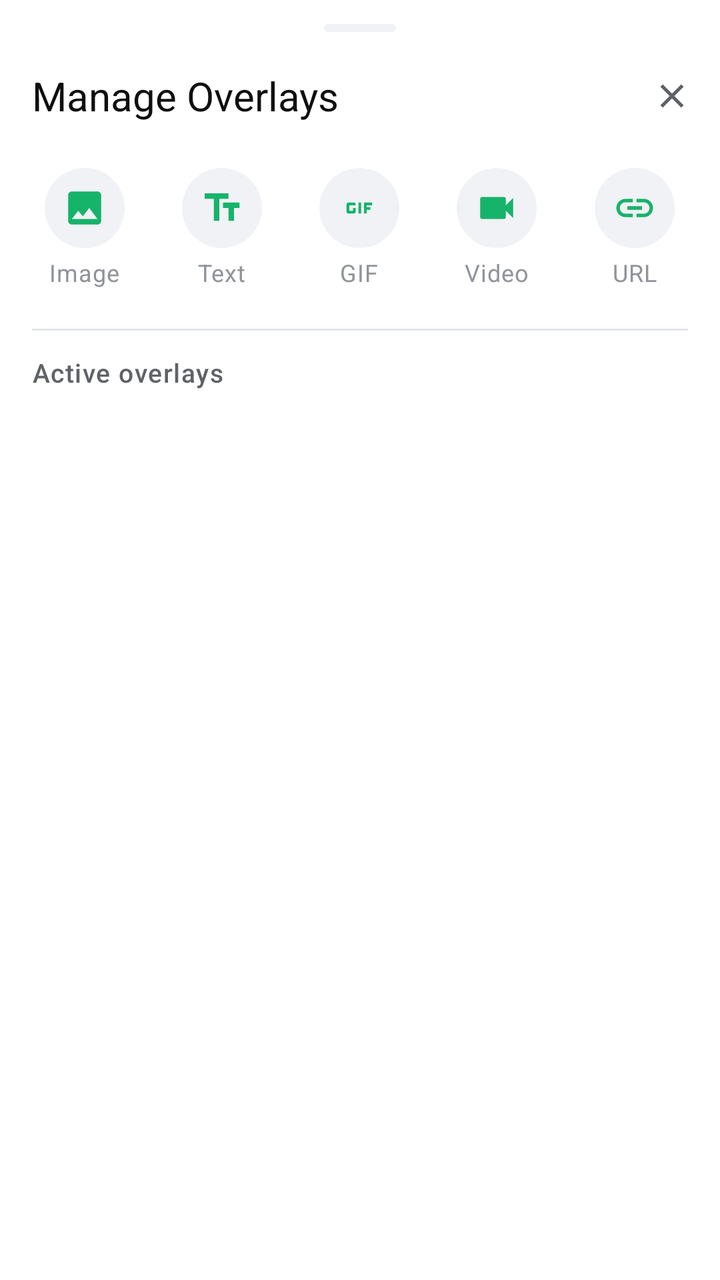
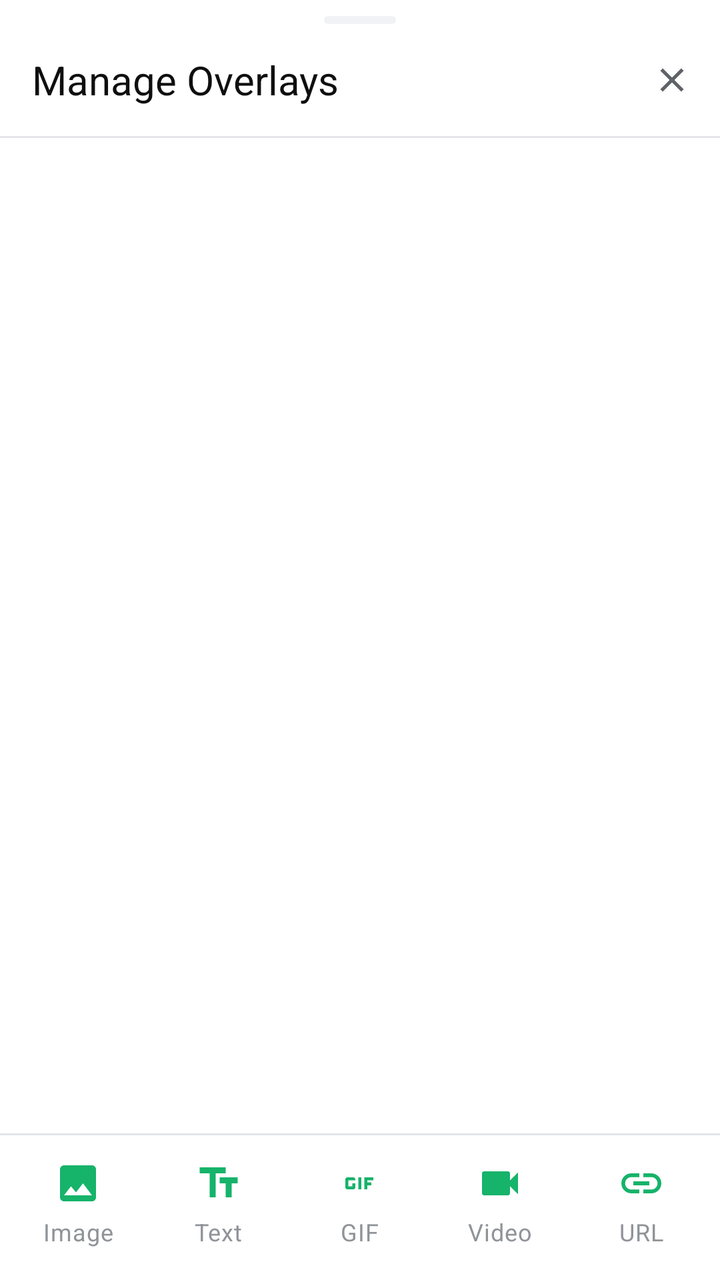

Compare the two renders of this Android layout. The source of the first and the diff that turns it into the second are given below.
<!-- AndroidManifest.xml: application theme Theme.StreamForge -->
<!-- res/layout/bottom_sheet_overlay_manager.xml -->
<?xml version="1.0" encoding="utf-8"?>
<LinearLayout xmlns:android="http://schemas.android.com/apk/res/android"
    xmlns:app="http://schemas.android.com/apk/res-auto"
    android:layout_width="match_parent"
    android:layout_height="match_parent"
    android:background="@color/surface_card"
    android:orientation="vertical"
    android:paddingTop="@dimen/space_md">

    
    <View
        android:layout_width="36dp"
        android:layout_height="4dp"
        android:layout_gravity="center_horizontal"
        android:layout_marginBottom="@dimen/space_md"
        android:background="@drawable/bg_chip_segment" />

    
    <LinearLayout
        android:layout_width="match_parent"
        android:layout_height="wrap_content"
        android:gravity="center_vertical"
        android:orientation="horizontal"
        android:paddingStart="@dimen/screen_margin"
        android:paddingEnd="@dimen/space_sm"
        android:paddingBottom="@dimen/space_sm">

        <TextView
            android:layout_width="0dp"
            android:layout_height="wrap_content"
            android:layout_weight="1"
            android:text="@string/manage_overlays"
            android:textAppearance="@style/TextAppearance.SF.TitleLarge" />

        <com.google.android.material.button.MaterialButton
            android:id="@+id/btnClose"
            style="@style/Widget.Material3.Button.IconButton"
            android:layout_width="40dp"
            android:layout_height="40dp"
            android:contentDescription="@string/close"
            app:icon="@drawable/ic_close"
            app:iconTint="@color/text_secondary" />

    </LinearLayout>

    
    <LinearLayout
        android:layout_width="match_parent"
        android:layout_height="wrap_content"
        android:orientation="horizontal"
        android:paddingHorizontal="@dimen/space_sm"
        android:paddingBottom="@dimen/space_md">

        <LinearLayout
            android:id="@+id/btnAddImage"
            android:layout_width="0dp"
            android:layout_height="wrap_content"
            android:layout_weight="1"
            android:background="?attr/selectableItemBackground"
            android:clickable="true"
            android:focusable="true"
            android:gravity="center"
            android:orientation="vertical"
            android:paddingVertical="@dimen/space_sm">

            <FrameLayout
                android:layout_width="40dp"
                android:layout_height="40dp"
                android:background="@drawable/bg_chip_segment">

                <ImageView
                    android:layout_width="22dp"
                    android:layout_height="22dp"
                    android:layout_gravity="center"
                    android:contentDescription="@null"
                    android:src="@drawable/ic_image"
                    app:tint="@color/action_green" />
            </FrameLayout>

            <TextView
                android:layout_width="wrap_content"
                android:layout_height="wrap_content"
                android:layout_marginTop="@dimen/space_xs"
                android:text="Image"
                android:textAppearance="@style/TextAppearance.SF.Caption" />
        </LinearLayout>

        <LinearLayout
            android:id="@+id/btnAddText"
            android:layout_width="0dp"
            android:layout_height="wrap_content"
            android:layout_weight="1"
            android:background="?attr/selectableItemBackground"
            android:clickable="true"
            android:focusable="true"
            android:gravity="center"
            android:orientation="vertical"
            android:paddingVertical="@dimen/space_sm">

            <FrameLayout
                android:layout_width="40dp"
                android:layout_height="40dp"
                android:background="@drawable/bg_chip_segment">

                <ImageView
                    android:layout_width="22dp"
                    android:layout_height="22dp"
                    android:layout_gravity="center"
                    android:contentDescription="@null"
                    android:src="@drawable/ic_text"
                    app:tint="@color/action_green" />
            </FrameLayout>

            <TextView
                android:layout_width="wrap_content"
                android:layout_height="wrap_content"
                android:layout_marginTop="@dimen/space_xs"
                android:text="Text"
                android:textAppearance="@style/TextAppearance.SF.Caption" />
        </LinearLayout>

        <LinearLayout
            android:id="@+id/btnAddGif"
            android:layout_width="0dp"
            android:layout_height="wrap_content"
            android:layout_weight="1"
            android:background="?attr/selectableItemBackground"
            android:clickable="true"
            android:focusable="true"
            android:gravity="center"
            android:orientation="vertical"
            android:paddingVertical="@dimen/space_sm">

            <FrameLayout
                android:layout_width="40dp"
                android:layout_height="40dp"
                android:background="@drawable/bg_chip_segment">

                <ImageView
                    android:layout_width="22dp"
                    android:layout_height="22dp"
                    android:layout_gravity="center"
                    android:contentDescription="@null"
                    android:src="@drawable/ic_gif"
                    app:tint="@color/action_green" />
            </FrameLayout>

            <TextView
                android:layout_width="wrap_content"
                android:layout_height="wrap_content"
                android:layout_marginTop="@dimen/space_xs"
                android:text="GIF"
                android:textAppearance="@style/TextAppearance.SF.Caption" />
        </LinearLayout>

        <LinearLayout
            android:id="@+id/btnAddVideo"
            android:layout_width="0dp"
            android:layout_height="wrap_content"
            android:layout_weight="1"
            android:background="?attr/selectableItemBackground"
            android:clickable="true"
            android:focusable="true"
            android:gravity="center"
            android:orientation="vertical"
            android:paddingVertical="@dimen/space_sm">

            <FrameLayout
                android:layout_width="40dp"
                android:layout_height="40dp"
                android:background="@drawable/bg_chip_segment">

                <ImageView
                    android:layout_width="22dp"
                    android:layout_height="22dp"
                    android:layout_gravity="center"
                    android:contentDescription="@null"
                    android:src="@drawable/ic_video"
                    app:tint="@color/action_green" />
            </FrameLayout>

            <TextView
                android:layout_width="wrap_content"
                android:layout_height="wrap_content"
                android:layout_marginTop="@dimen/space_xs"
                android:text="Video"
                android:textAppearance="@style/TextAppearance.SF.Caption" />
        </LinearLayout>

        <LinearLayout
            android:id="@+id/btnAddUrl"
            android:layout_width="0dp"
            android:layout_height="wrap_content"
            android:layout_weight="1"
            android:background="?attr/selectableItemBackground"
            android:clickable="true"
            android:focusable="true"
            android:gravity="center"
            android:orientation="vertical"
            android:paddingVertical="@dimen/space_sm">

            <FrameLayout
                android:layout_width="40dp"
                android:layout_height="40dp"
                android:background="@drawable/bg_chip_segment">

                <ImageView
                    android:layout_width="22dp"
                    android:layout_height="22dp"
                    android:layout_gravity="center"
                    android:contentDescription="@null"
                    android:src="@drawable/ic_link"
                    app:tint="@color/action_green" />
            </FrameLayout>

            <TextView
                android:layout_width="wrap_content"
                android:layout_height="wrap_content"
                android:layout_marginTop="@dimen/space_xs"
                android:text="URL"
                android:textAppearance="@style/TextAppearance.SF.Caption" />
        </LinearLayout>

    </LinearLayout>

    <View
        android:layout_width="match_parent"
        android:layout_height="1dp"
        android:layout_marginHorizontal="@dimen/screen_margin"
        android:background="@color/divider" />

    <TextView
        android:layout_width="wrap_content"
        android:layout_height="wrap_content"
        android:layout_marginStart="@dimen/screen_margin"
        android:layout_marginTop="@dimen/space_md"
        android:layout_marginBottom="@dimen/space_sm"
        android:text="Active overlays"
        android:textAppearance="@style/TextAppearance.SF.Overline" />

    <androidx.recyclerview.widget.RecyclerView
        android:id="@+id/rvOverlays"
        android:layout_width="match_parent"
        android:layout_height="0dp"
        android:layout_weight="1"
        android:clipToPadding="false"
        android:paddingHorizontal="@dimen/screen_margin"
        android:paddingBottom="@dimen/space_lg"
        app:layoutManager="androidx.recyclerview.widget.LinearLayoutManager" />

    
    <LinearLayout
        android:id="@+id/tvEmptyState"
        android:layout_width="match_parent"
        android:layout_height="0dp"
        android:layout_weight="1"
        android:gravity="center"
        android:orientation="vertical"
        android:padding="@dimen/space_3xl"
        android:visibility="gone">

        <ImageView
            android:layout_width="64dp"
            android:layout_height="64dp"
            android:alpha="0.4"
            android:contentDescription="@null"
            android:src="@drawable/ic_layers"
            app:tint="@color/text_tertiary" />

        <TextView
            android:layout_width="wrap_content"
            android:layout_height="wrap_content"
            android:layout_marginTop="@dimen/space_lg"
            android:text="@string/no_overlays"
            android:textAlignment="center"
            android:textAppearance="@style/TextAppearance.SF.BodyMedium" />

    </LinearLayout>

</LinearLayout>
<!-- resources referenced by this layout -->
<resources>
  <color name="action_green">#16B36A</color>
  <color name="divider">#E3E5E8</color>
  <color name="surface_card">#FFFFFF</color>
  <color name="text_secondary">#5F6368</color>
  <color name="text_tertiary">#909499</color>
  <dimen name="screen_margin">16dp</dimen>
  <dimen name="space_3xl">32dp</dimen>
  <dimen name="space_lg">16dp</dimen>
  <dimen name="space_md">12dp</dimen>
  <dimen name="space_sm">8dp</dimen>
  <dimen name="space_xs">4dp</dimen>
  <!-- drawable bg_chip_segment (drawable) -->
  <?xml version="1.0" encoding="utf-8"?>
  <shape xmlns:android="http://schemas.android.com/apk/res/android" android:shape="rectangle">
      <solid android:color="@color/surface_elevated" />
      <corners android:radius="@dimen/radius_pill" />
  </shape>
  <string name="close">Close</string>
  <string name="manage_overlays">Manage Overlays</string>
  <string name="no_overlays">No overlays yet.\nTap a button above to add one.</string>
  <style name="TextAppearance.SF.BodyMedium" parent="TextAppearance.Material3.BodyMedium">
          <item name="android:textColor">@color/text_secondary</item>
          <item name="android:textSize">14sp</item>
      </style>
  <style name="TextAppearance.SF.Caption" parent="TextAppearance.Material3.BodySmall">
          <item name="android:textColor">@color/text_tertiary</item>
          <item name="android:textSize">12sp</item>
      </style>
  <style name="TextAppearance.SF.Overline" parent="TextAppearance.Material3.LabelMedium">
          <item name="android:fontFamily">sans-serif-medium</item>
          <item name="android:textColor">@color/text_secondary</item>
          <item name="android:textSize">13sp</item>
          <item name="android:letterSpacing">0.04</item>
          <item name="android:textAllCaps">false</item>
      </style>
  <style name="TextAppearance.SF.TitleLarge" parent="TextAppearance.Material3.TitleLarge">
          <item name="android:fontFamily">sans-serif-medium</item>
          <item name="android:textColor">@color/text_primary</item>
          <item name="android:textSize">20sp</item>
      </style>
  <color name="surface_elevated">#F0F2F5</color>
  <dimen name="radius_pill">999dp</dimen>
  <color name="text_primary">#0F0F0F</color>
  <color name="on_action">#FFFFFF</color>
  <color name="action_green_container">#D6F5E6</color>
  <color name="on_action_container">#06371F</color>
  <color name="brand_secondary">#065FD4</color>
  <color name="text_on_primary">#FFFFFF</color>
  <color name="brand_primary">#FF0000</color>
  <color name="surface_variant">#ECEEF1</color>
  <color name="surface_dark">#F6F7F9</color>
  <color name="outline">#D0D3D8</color>
  <color name="status_error">#E84B5A</color>
  <style name="ShapeAppearance.SF.Small" parent="ShapeAppearance.Material3.Corner.Small">
          <item name="cornerSize">@dimen/radius_sm</item>
      </style>
  <style name="ShapeAppearance.SF.Medium" parent="ShapeAppearance.Material3.Corner.Medium">
          <item name="cornerSize">@dimen/radius_md</item>
      </style>
  <style name="ShapeAppearance.SF.Large" parent="ShapeAppearance.Material3.Corner.Large">
          <item name="cornerSize">@dimen/radius_lg</item>
      </style>
  <dimen name="radius_md">16dp</dimen>
  <dimen name="elevation_card">1dp</dimen>
  <color name="ripple_color">#1F000000</color>
  <dimen name="radius_sm">12dp</dimen>
  <style name="TextAppearance.SF.Label" parent="TextAppearance.Material3.LabelLarge">
          <item name="android:fontFamily">sans-serif-medium</item>
          <item name="android:textColor">@color/text_primary</item>
          <item name="android:textSize">14sp</item>
          <item name="android:textAllCaps">false</item>
      </style>
  <dimen name="button_height">52dp</dimen>
  <dimen name="radius_lg">20dp</dimen>
  <!-- unchanged entries left out for length: 11 -->
</resources>

<!-- the commit's change to res/layout/bottom_sheet_overlay_manager.xml (unified diff, before → after) -->
@@ -5,14 +5,14 @@
     android:layout_height="match_parent"
     android:background="@color/surface_card"
     android:orientation="vertical"
-    android:paddingTop="@dimen/space_md">
+    android:paddingTop="@dimen/space_sm">
 
     
     <View
         android:layout_width="36dp"
         android:layout_height="4dp"
         android:layout_gravity="center_horizontal"
-        android:layout_marginBottom="@dimen/space_md"
+        android:layout_marginBottom="@dimen/space_sm"
         android:background="@drawable/bg_chip_segment" />
 
     
@@ -26,11 +26,19 @@
         android:paddingBottom="@dimen/space_sm">
 
         <TextView
-            android:layout_width="0dp"
-            android:layout_height="wrap_content"
-            android:layout_weight="1"
+            android:layout_width="wrap_content"
+            android:layout_height="wrap_content"
             android:text="@string/manage_overlays"
             android:textAppearance="@style/TextAppearance.SF.TitleLarge" />
+
+        <TextView
+            android:id="@+id/tvOverlayCount"
+            android:layout_width="0dp"
+            android:layout_height="wrap_content"
+            android:layout_marginStart="@dimen/space_sm"
+            android:layout_weight="1"
+            android:textAppearance="@style/TextAppearance.SF.Caption"
+            android:textColor="@color/text_tertiary" />
 
         <com.google.android.material.button.MaterialButton
             android:id="@+id/btnClose"
@@ -43,201 +51,12 @@
 
     </LinearLayout>
 
-    
-    <LinearLayout
-        android:layout_width="match_parent"
-        android:layout_height="wrap_content"
-        android:orientation="horizontal"
-        android:paddingHorizontal="@dimen/space_sm"
-        android:paddingBottom="@dimen/space_md">
-
-        <LinearLayout
-            android:id="@+id/btnAddImage"
-            android:layout_width="0dp"
-            android:layout_height="wrap_content"
-            android:layout_weight="1"
-            android:background="?attr/selectableItemBackground"
-            android:clickable="true"
-            android:focusable="true"
-            android:gravity="center"
-            android:orientation="vertical"
-            android:paddingVertical="@dimen/space_sm">
-
-            <FrameLayout
-                android:layout_width="40dp"
-                android:layout_height="40dp"
-                android:background="@drawable/bg_chip_segment">
-
-                <ImageView
-                    android:layout_width="22dp"
-                    android:layout_height="22dp"
-                    android:layout_gravity="center"
-                    android:contentDescription="@null"
-                    android:src="@drawable/ic_image"
-                    app:tint="@color/action_green" />
-            </FrameLayout>
-
-            <TextView
-                android:layout_width="wrap_content"
-                android:layout_height="wrap_content"
-                android:layout_marginTop="@dimen/space_xs"
-                android:text="Image"
-                android:textAppearance="@style/TextAppearance.SF.Caption" />
-        </LinearLayout>
-
-        <LinearLayout
-            android:id="@+id/btnAddText"
-            android:layout_width="0dp"
-            android:layout_height="wrap_content"
-            android:layout_weight="1"
-            android:background="?attr/selectableItemBackground"
-            android:clickable="true"
-            android:focusable="true"
-            android:gravity="center"
-            android:orientation="vertical"
-            android:paddingVertical="@dimen/space_sm">
-
-            <FrameLayout
-                android:layout_width="40dp"
-                android:layout_height="40dp"
-                android:background="@drawable/bg_chip_segment">
-
-                <ImageView
-                    android:layout_width="22dp"
-                    android:layout_height="22dp"
-                    android:layout_gravity="center"
-                    android:contentDescription="@null"
-                    android:src="@drawable/ic_text"
-                    app:tint="@color/action_green" />
-            </FrameLayout>
-
-            <TextView
-                android:layout_width="wrap_content"
-                android:layout_height="wrap_content"
-                android:layout_marginTop="@dimen/space_xs"
-                android:text="Text"
-                android:textAppearance="@style/TextAppearance.SF.Caption" />
-        </LinearLayout>
-
-        <LinearLayout
-            android:id="@+id/btnAddGif"
-            android:layout_width="0dp"
-            android:layout_height="wrap_content"
-            android:layout_weight="1"
-            android:background="?attr/selectableItemBackground"
-            android:clickable="true"
-            android:focusable="true"
-            android:gravity="center"
-            android:orientation="vertical"
-            android:paddingVertical="@dimen/space_sm">
-
-            <FrameLayout
-                android:layout_width="40dp"
-                android:layout_height="40dp"
-                android:background="@drawable/bg_chip_segment">
-
-                <ImageView
-                    android:layout_width="22dp"
-                    android:layout_height="22dp"
-                    android:layout_gravity="center"
-                    android:contentDescription="@null"
-                    android:src="@drawable/ic_gif"
-                    app:tint="@color/action_green" />
-            </FrameLayout>
-
-            <TextView
-                android:layout_width="wrap_content"
-                android:layout_height="wrap_content"
-                android:layout_marginTop="@dimen/space_xs"
-                android:text="GIF"
-                android:textAppearance="@style/TextAppearance.SF.Caption" />
-        </LinearLayout>
-
-        <LinearLayout
-            android:id="@+id/btnAddVideo"
-            android:layout_width="0dp"
-            android:layout_height="wrap_content"
-            android:layout_weight="1"
-            android:background="?attr/selectableItemBackground"
-            android:clickable="true"
-            android:focusable="true"
-            android:gravity="center"
-            android:orientation="vertical"
-            android:paddingVertical="@dimen/space_sm">
-
-            <FrameLayout
-                android:layout_width="40dp"
-                android:layout_height="40dp"
-                android:background="@drawable/bg_chip_segment">
-
-                <ImageView
-                    android:layout_width="22dp"
-                    android:layout_height="22dp"
-                    android:layout_gravity="center"
-                    android:contentDescription="@null"
-                    android:src="@drawable/ic_video"
-                    app:tint="@color/action_green" />
-            </FrameLayout>
-
-            <TextView
-                android:layout_width="wrap_content"
-                android:layout_height="wrap_content"
-                android:layout_marginTop="@dimen/space_xs"
-                android:text="Video"
-                android:textAppearance="@style/TextAppearance.SF.Caption" />
-        </LinearLayout>
-
-        <LinearLayout
-            android:id="@+id/btnAddUrl"
-            android:layout_width="0dp"
-            android:layout_height="wrap_content"
-            android:layout_weight="1"
-            android:background="?attr/selectableItemBackground"
-            android:clickable="true"
-            android:focusable="true"
-            android:gravity="center"
-            android:orientation="vertical"
-            android:paddingVertical="@dimen/space_sm">
-
-            <FrameLayout
-                android:layout_width="40dp"
-                android:layout_height="40dp"
-                android:background="@drawable/bg_chip_segment">
-
-                <ImageView
-                    android:layout_width="22dp"
-                    android:layout_height="22dp"
-                    android:layout_gravity="center"
-                    android:contentDescription="@null"
-                    android:src="@drawable/ic_link"
-                    app:tint="@color/action_green" />
-            </FrameLayout>
-
-            <TextView
-                android:layout_width="wrap_content"
-                android:layout_height="wrap_content"
-                android:layout_marginTop="@dimen/space_xs"
-                android:text="URL"
-                android:textAppearance="@style/TextAppearance.SF.Caption" />
-        </LinearLayout>
-
-    </LinearLayout>
-
     <View
         android:layout_width="match_parent"
         android:layout_height="1dp"
-        android:layout_marginHorizontal="@dimen/screen_margin"
         android:background="@color/divider" />
 
-    <TextView
-        android:layout_width="wrap_content"
-        android:layout_height="wrap_content"
-        android:layout_marginStart="@dimen/screen_margin"
-        android:layout_marginTop="@dimen/space_md"
-        android:layout_marginBottom="@dimen/space_sm"
-        android:text="Active overlays"
-        android:textAppearance="@style/TextAppearance.SF.Overline" />
-
+    
     <androidx.recyclerview.widget.RecyclerView
         android:id="@+id/rvOverlays"
         android:layout_width="match_parent"
@@ -245,7 +64,9 @@
         android:layout_weight="1"
         android:clipToPadding="false"
         android:paddingHorizontal="@dimen/screen_margin"
-        android:paddingBottom="@dimen/space_lg"
+        android:paddingTop="@dimen/space_md"
+        android:paddingBottom="@dimen/space_md"
+        android:scrollbars="vertical"
         app:layoutManager="androidx.recyclerview.widget.LinearLayoutManager" />
 
     
@@ -277,4 +98,156 @@
 
     </LinearLayout>
 
+    
+    <View
+        android:layout_width="match_parent"
+        android:layout_height="1dp"
+        android:background="@color/divider" />
+
+    <LinearLayout
+        android:layout_width="match_parent"
+        android:layout_height="wrap_content"
+        android:background="@color/surface_card"
+        android:orientation="horizontal"
+        android:paddingHorizontal="@dimen/space_xs"
+        android:paddingTop="@dimen/space_xs"
+        android:paddingBottom="@dimen/space_sm">
+
+        <LinearLayout
+            android:id="@+id/btnAddImage"
+            android:layout_width="0dp"
+            android:layout_height="wrap_content"
+            android:layout_weight="1"
+            android:background="?attr/selectableItemBackgroundBorderless"
+            android:clickable="true"
+            android:focusable="true"
+            android:gravity="center"
+            android:orientation="vertical"
+            android:paddingVertical="@dimen/space_sm">
+
+            <ImageView
+                android:layout_width="24dp"
+                android:layout_height="24dp"
+                android:contentDescription="@null"
+                android:src="@drawable/ic_image"
+                app:tint="@color/action_green" />
+
+            <TextView
+                android:layout_width="wrap_content"
+                android:layout_height="wrap_content"
+                android:layout_marginTop="@dimen/space_xs"
+                android:text="Image"
+                android:textAppearance="@style/TextAppearance.SF.Caption" />
+        </LinearLayout>
+
+        <LinearLayout
+            android:id="@+id/btnAddText"
+            android:layout_width="0dp"
+            android:layout_height="wrap_content"
+            android:layout_weight="1"
+            android:background="?attr/selectableItemBackgroundBorderless"
+            android:clickable="true"
+            android:focusable="true"
+            android:gravity="center"
+            android:orientation="vertical"
+            android:paddingVertical="@dimen/space_sm">
+
+            <ImageView
+                android:layout_width="24dp"
+                android:layout_height="24dp"
+                android:contentDescription="@null"
+                android:src="@drawable/ic_text"
+                app:tint="@color/action_green" />
+
+            <TextView
+                android:layout_width="wrap_content"
+                android:layout_height="wrap_content"
+                android:layout_marginTop="@dimen/space_xs"
+                android:text="Text"
+                android:textAppearance="@style/TextAppearance.SF.Caption" />
+        </LinearLayout>
+
+        <LinearLayout
+            android:id="@+id/btnAddGif"
+            android:layout_width="0dp"
+            android:layout_height="wrap_content"
+            android:layout_weight="1"
+            android:background="?attr/selectableItemBackgroundBorderless"
+            android:clickable="true"
+            android:focusable="true"
+            android:gravity="center"
+            android:orientation="vertical"
+            android:paddingVertical="@dimen/space_sm">
+
+            <ImageView
+                android:layout_width="24dp"
+                android:layout_height="24dp"
+                android:contentDescription="@null"
+                android:src="@drawable/ic_gif"
+                app:tint="@color/action_green" />
+
+            <TextView
+                android:layout_width="wrap_content"
+                android:layout_height="wrap_content"
+                android:layout_marginTop="@dimen/space_xs"
+                android:text="GIF"
+                android:textAppearance="@style/TextAppearance.SF.Caption" />
+        </LinearLayout>
+
+        <LinearLayout
+            android:id="@+id/btnAddVideo"
+            android:layout_width="0dp"
+            android:layout_height="wrap_content"
+            android:layout_weight="1"
+            android:background="?attr/selectableItemBackgroundBorderless"
+            android:clickable="true"
+            android:focusable="true"
+            android:gravity="center"
+            android:orientation="vertical"
+            android:paddingVertical="@dimen/space_sm">
+
+            <ImageView
+                android:layout_width="24dp"
+                android:layout_height="24dp"
+                android:contentDescription="@null"
+                android:src="@drawable/ic_video"
+                app:tint="@color/action_green" />
+
+            <TextView
+                android:layout_width="wrap_content"
+                android:layout_height="wrap_content"
+                android:layout_marginTop="@dimen/space_xs"
+                android:text="Video"
+                android:textAppearance="@style/TextAppearance.SF.Caption" />
+        </LinearLayout>
+
+        <LinearLayout
+            android:id="@+id/btnAddUrl"
+            android:layout_width="0dp"
+            android:layout_height="wrap_content"
+            android:layout_weight="1"
+            android:background="?attr/selectableItemBackgroundBorderless"
+            android:clickable="true"
+            android:focusable="true"
+            android:gravity="center"
+            android:orientation="vertical"
+            android:paddingVertical="@dimen/space_sm">
+
+            <ImageView
+                android:layout_width="24dp"
+                android:layout_height="24dp"
+                android:contentDescription="@null"
+                android:src="@drawable/ic_link"
+                app:tint="@color/action_green" />
+
+            <TextView
+                android:layout_width="wrap_content"
+                android:layout_height="wrap_content"
+                android:layout_marginTop="@dimen/space_xs"
+                android:text="URL"
+                android:textAppearance="@style/TextAppearance.SF.Caption" />
+        </LinearLayout>
+
+    </LinearLayout>
+
 </LinearLayout>
<!-- resource entries referenced after the edit -->
@@ -27,13 +27,6 @@
   <style name="TextAppearance.SF.Caption" parent="TextAppearance.Material3.BodySmall">
           <item name="android:textColor">@color/text_tertiary</item>
           <item name="android:textSize">12sp</item>
-      </style>
-  <style name="TextAppearance.SF.Overline" parent="TextAppearance.Material3.LabelMedium">
-          <item name="android:fontFamily">sans-serif-medium</item>
-          <item name="android:textColor">@color/text_secondary</item>
-          <item name="android:textSize">13sp</item>
-          <item name="android:letterSpacing">0.04</item>
-          <item name="android:textAllCaps">false</item>
       </style>
   <style name="TextAppearance.SF.TitleLarge" parent="TextAppearance.Material3.TitleLarge">
           <item name="android:fontFamily">sans-serif-medium</item>
